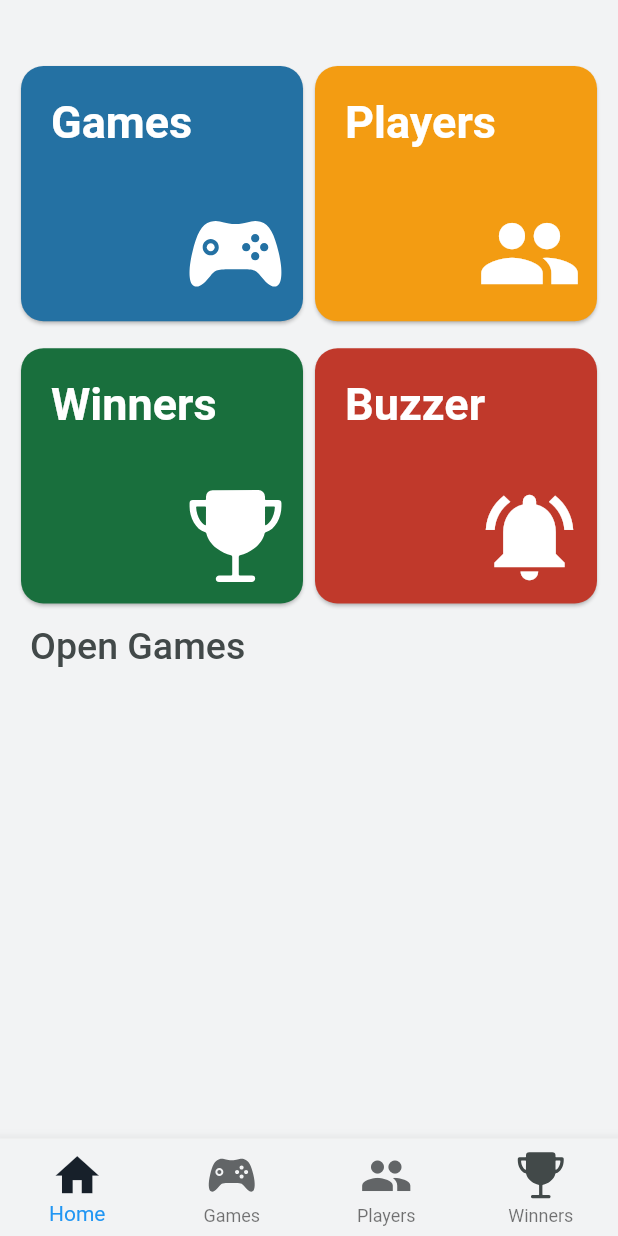
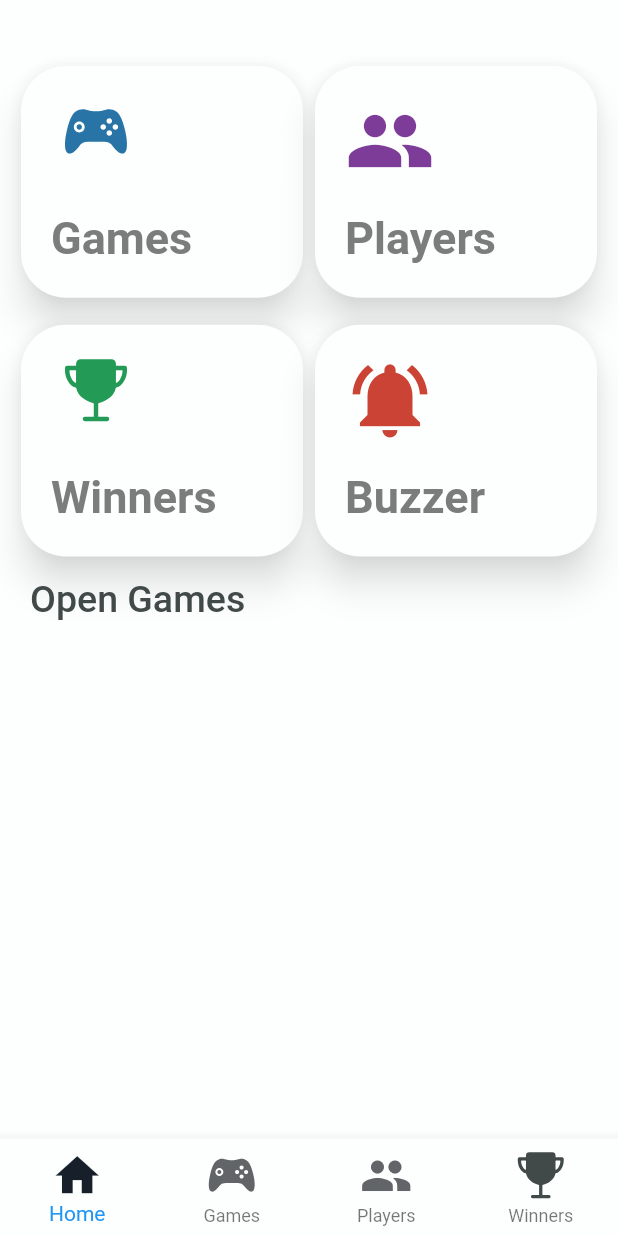
Before and after one commit to Usman2661/Flutter_LeaderBoards, a Flutter app: the screen it shows after launch, on a phone screen of 412 x 824 dp. Run offline on Flutter 3.47's test engine with Material 2 defaults, Android fonts, the phone set to English and light mode, and no system bars; our stand-ins replace flutter_icons, image_cropper, image_picker, sqflite; accounts and stored records are empty.

Commit message:
recent updates

```diff
--- a/lib/screens/home.dart
+++ b/lib/screens/home.dart
@@ -43,10 +43,11 @@ class _HomeState extends State<Home> {
 
   @override
   Widget build(BuildContext context) {
+
     return Scaffold(
-      backgroundColor: colorFromHEX('#F2F3F4'),
+      backgroundColor: colorFromHEX('#FDFEFE'),
       bottomNavigationBar: BottomNavigationBar(
-        backgroundColor: colorFromHEX('#F2F3F4'),
+        backgroundColor: colorFromHEX('#FDFEFE'),
         type: BottomNavigationBarType.fixed,
         items: <BottomNavigationBarItem>[
           BottomNavigationBarItem(
@@ -124,7 +125,7 @@ class _HomeState extends State<Home> {
                 )
             ),
           ),
-          Expanded(flex: 5, child:GamesList(key: gamesListKeyHome),)
+          Expanded(flex: 6, child:GamesList(key: gamesListKeyHome),)
         ],
         ),
         )
--- a/lib/screens/players.dart
+++ b/lib/screens/players.dart
@@ -4,6 +4,7 @@ import 'package:leaderboards/helper/colorFromHEX.dart';
 import 'package:leaderboards/screens/games.dart';
 import 'package:leaderboards/screens/home.dart';
 import 'package:leaderboards/widgets/createGamePlayerDialog.dart';
+import 'package:leaderboards/widgets/playerStats.dart';
 import 'package:leaderboards/widgets/playersGrid.dart';
 
 class Players extends StatefulWidget {
@@ -141,7 +142,7 @@ class _PlayersState extends State<Players> {
                                             bottomRight: const Radius.circular(0.0),
                                           )
                                         ),
-                                          child: null
+                                          child: PlayerStats()
                                           )
                                           ),
                                           SizedBox(height: 10),
--- a/lib/widgets/GamesList.dart
+++ b/lib/widgets/GamesList.dart
@@ -115,7 +115,7 @@ class _GamesListState extends State<GamesList> {
                     radius: 40.0,
                     child:    CircleAvatar(
                      radius: 38,
-                     backgroundColor: colorFromHEX('#D68910'),
+                     backgroundColor: colorFromHEX('#2874A6'),
                      child: Text(games[index].gameName.toString().toUpperCase().substring(0,1),
                        style: TextStyle(
                        color:Colors.white,
--- a/lib/widgets/homeScreenCards1.dart
+++ b/lib/widgets/homeScreenCards1.dart
@@ -21,11 +21,11 @@ class _HomeScreenCards1State extends State<HomeScreenCards1> {
         Expanded(child:
         Card(
               shape: RoundedRectangleBorder(
-                  borderRadius: BorderRadius.circular(15.0),
+                  borderRadius: BorderRadius.circular(30.0),
                 ),
-              // shadowColor: colorFromHEX('#85C1E9'),
-              // elevation: 20.0,
-             color: colorFromHEX('#2471A3'),
+              shadowColor: colorFromHEX('#FDFEFE'),
+              elevation: 10.0,
+             color: colorFromHEX('#FDFEFE'),
               child: InkWell(
               splashColor: Colors.blue.withAlpha(30),
               onTap: () {
@@ -45,29 +45,29 @@ class _HomeScreenCards1State extends State<HomeScreenCards1> {
                 mainAxisAlignment: MainAxisAlignment.start,
                 crossAxisAlignment:CrossAxisAlignment.start,
                   children: <Widget>[
-                  Text('Games',
-                      style: TextStyle(
-                        color: Colors.white,
-                        fontSize: 30.0,
-                        fontWeight: FontWeight.bold
-                      )
-                      )
+                     Icon(
+                    Ionicons.logo_game_controller_b,
+                    color: colorFromHEX('#2874A6'),
+                    size: 60.0,
+                  ),
                 ],
                 ),
                     ),
                   ),
                 Expanded(
                 child: Padding(
-                  padding: const EdgeInsets.fromLTRB(20,0,10,10),
+                  padding: const EdgeInsets.fromLTRB(20,20,10,10),
                   child: Row(
-                  mainAxisAlignment: MainAxisAlignment.end,
-                  crossAxisAlignment:CrossAxisAlignment.end,
+                  mainAxisAlignment: MainAxisAlignment.start,
+                  crossAxisAlignment:CrossAxisAlignment.start,
                     children: <Widget>[
-                 Icon(
-                    Ionicons.logo_game_controller_b,
-                    color: Colors.white,
-                    size: 70.0,
-                  ),
+                    Text('Games',
+                      style: TextStyle(
+                        color: colorFromHEX('#7B7D7D'),
+                        fontSize: 30.0,
+                        fontWeight: FontWeight.bold
+                      )
+                    )
                   ],
                   ),
                 ),
@@ -80,11 +80,11 @@ class _HomeScreenCards1State extends State<HomeScreenCards1> {
      Expanded(child:
         Card(
               shape: RoundedRectangleBorder(
-                  borderRadius: BorderRadius.circular(15.0),
+                  borderRadius: BorderRadius.circular(30.0),
                 ),
-              // shadowColor: colorFromHEX('#F8C471'),
-              // elevation: 20.0,
-             color: colorFromHEX('#F39C12'),
+              shadowColor: colorFromHEX('#FDFEFE'),
+              elevation: 10.0,
+             color: colorFromHEX('#FDFEFE'),
               child: InkWell(
               splashColor: Colors.blue.withAlpha(30),
               onTap: () {
@@ -104,29 +104,29 @@ class _HomeScreenCards1State extends State<HomeScreenCards1> {
                 mainAxisAlignment: MainAxisAlignment.start,
                 crossAxisAlignment:CrossAxisAlignment.start,
                   children: <Widget>[
-                  Text('Players',
-                      style: TextStyle(
-                        color: Colors.white,
-                        fontSize: 30.0,
-                        fontWeight: FontWeight.bold
-                      )
-                      )
+                  Icon(
+                    Icons.people,
+                    color: colorFromHEX('#7D3C98'),
+                    size: 60.0,
+                  ),
                 ],
                 ),
                     ),
                   ),
                 Expanded(
                 child: Padding(
-                  padding: const EdgeInsets.fromLTRB(20,0,10,10),
+                  padding: const EdgeInsets.fromLTRB(20,20,10,10),
                   child: Row(
-                  mainAxisAlignment: MainAxisAlignment.end,
-                  crossAxisAlignment:CrossAxisAlignment.end,
+                  mainAxisAlignment: MainAxisAlignment.start,
+                  crossAxisAlignment:CrossAxisAlignment.start,
                     children: <Widget>[
-                 Icon(
-                    Icons.people,
-                    color: Colors.white,
-                    size: 70.0,
-                  ),
+                        Text('Players',
+                      style: TextStyle(
+                        color: colorFromHEX('#7B7D7D'),
+                        fontSize: 30.0,
+                        fontWeight: FontWeight.bold
+                      )
+                    )
                   ],
                   ),
                 ),
--- a/lib/widgets/homeScreenCards2.dart
+++ b/lib/widgets/homeScreenCards2.dart
@@ -19,47 +19,47 @@ class _HomeScreenCards2State extends State<HomeScreenCards2> {
                Expanded(child:
         Card(
               shape: RoundedRectangleBorder(
-                  borderRadius: BorderRadius.circular(15.0),
+                  borderRadius: BorderRadius.circular(30.0),
                 ),
-              // shadowColor: colorFromHEX('#82E0AA'),
-              // elevation: 20.0,
-             color: colorFromHEX('#196F3D'),
+               shadowColor: colorFromHEX('#FDFEFE'),
+              elevation: 10.0,
+             color: colorFromHEX('#FDFEFE'),
               child: InkWell(
               splashColor: Colors.blue.withAlpha(30),
               onTap: () {},
               child:
               Column(
                 children: <Widget>[
-                  Expanded(
+                         Expanded(
                     child: Padding(
                       padding: const EdgeInsets.fromLTRB(20,20,10,10),
                       child: Row(
                 mainAxisAlignment: MainAxisAlignment.start,
                 crossAxisAlignment:CrossAxisAlignment.start,
                   children: <Widget>[
-                  Text('Winners',
-                      style: TextStyle(
-                        color: Colors.white,
-                        fontSize: 30.0,
-                        fontWeight: FontWeight.bold
-                      )
-                      )
+                  Icon(
+                    Ionicons.md_trophy,
+                    color: colorFromHEX('#239B56'),
+                    size: 60.0,
+                  ),
                 ],
                 ),
                     ),
                   ),
                 Expanded(
                 child: Padding(
-                  padding: const EdgeInsets.fromLTRB(20,0,10,10),
+                  padding: const EdgeInsets.fromLTRB(20,20,10,10),
                   child: Row(
-                  mainAxisAlignment: MainAxisAlignment.end,
-                  crossAxisAlignment:CrossAxisAlignment.end,
+                  mainAxisAlignment: MainAxisAlignment.start,
+                  crossAxisAlignment:CrossAxisAlignment.start,
                     children: <Widget>[
-                 Icon(
-                    Ionicons.md_trophy,
-                    color: Colors.white,
-                    size: 70.0,
-                  ),
+                        Text('Winners',
+                      style: TextStyle(
+                        color: colorFromHEX('#7B7D7D'),
+                        fontSize: 30.0,
+                        fontWeight: FontWeight.bold
+                      )
+                    )
                   ],
                   ),
                 ),
@@ -72,47 +72,47 @@ class _HomeScreenCards2State extends State<HomeScreenCards2> {
      Expanded(child:
         Card(
               shape: RoundedRectangleBorder(
-                  borderRadius: BorderRadius.circular(15.0),
+                  borderRadius: BorderRadius.circular(30.0),
                 ),
-              // shadowColor: colorFromHEX('#EC7063'),
-              // elevation: 20.0,
-             color: colorFromHEX('#C0392B'),
+              shadowColor: colorFromHEX('#FDFEFE'),
+              elevation: 10.0,
+             color: colorFromHEX('#FDFEFE'),
               child: InkWell(
               splashColor: Colors.blue.withAlpha(30),
               onTap: () {},
               child:
               Column(
                 children: <Widget>[
-                  Expanded(
+                     Expanded(
                     child: Padding(
                       padding: const EdgeInsets.fromLTRB(20,20,10,10),
                       child: Row(
                 mainAxisAlignment: MainAxisAlignment.start,
                 crossAxisAlignment:CrossAxisAlignment.start,
                   children: <Widget>[
-                  Text('Buzzer',
-                      style: TextStyle(
-                        color: Colors.white,
-                        fontSize: 30.0,
-                        fontWeight: FontWeight.bold
-                      )
-                      )
+                  Icon(
+                    Icons.notifications_active,
+                    color: colorFromHEX('#CB4335'),
+                    size: 60.0,
+                  ),
                 ],
                 ),
                     ),
                   ),
                 Expanded(
                 child: Padding(
-                  padding: const EdgeInsets.fromLTRB(20,0,10,10),
+                  padding: const EdgeInsets.fromLTRB(20,20,10,10),
                   child: Row(
-                  mainAxisAlignment: MainAxisAlignment.end,
-                  crossAxisAlignment:CrossAxisAlignment.end,
+                  mainAxisAlignment: MainAxisAlignment.start,
+                  crossAxisAlignment:CrossAxisAlignment.start,
                     children: <Widget>[
-                 Icon(
-                    Icons.notifications_active,
-                    color: Colors.white,
-                    size: 70.0,
-                  ),
+                        Text('Buzzer',
+                      style: TextStyle(
+                        color: colorFromHEX('#7B7D7D'),
+                        fontSize: 30.0,
+                        fontWeight: FontWeight.bold
+                      )
+                    )
                   ],
                   ),
                 ),
--- a/lib/widgets/playersGrid.dart
+++ b/lib/widgets/playersGrid.dart
@@ -165,7 +165,7 @@ class _PlayersGridState extends State<PlayersGrid> {
                        flex: 1,
                        child: Container(
                         decoration:  BoxDecoration(
-                            color: colorFromHEX('#7D3C98'),
+                            color: colorFromHEX('#A569BD'),
                               borderRadius: new BorderRadius.only(
                               bottomLeft:const Radius.circular(15.0),
                               bottomRight: const Radius.circular(15.0),
```
Also changed, not shown: lib/screens/games.dart (+6 -6 lines), lib/widgets/playerStats.dart (+112 -2 lines). Lines whose indentation alone changed are shown as unchanged.
